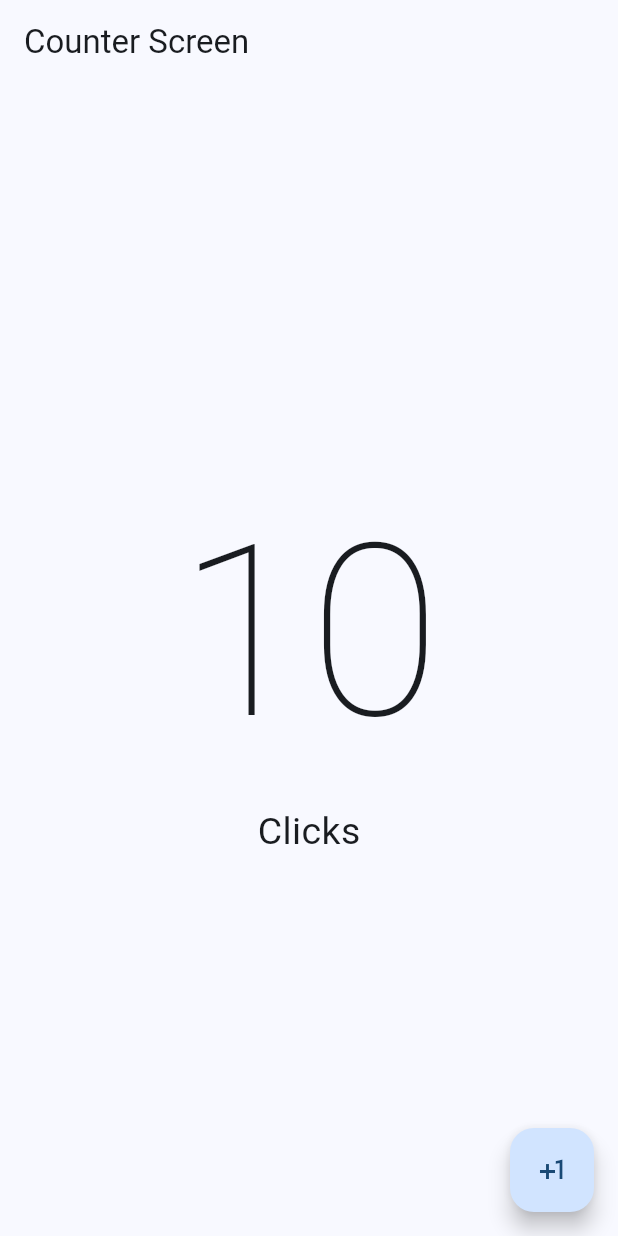
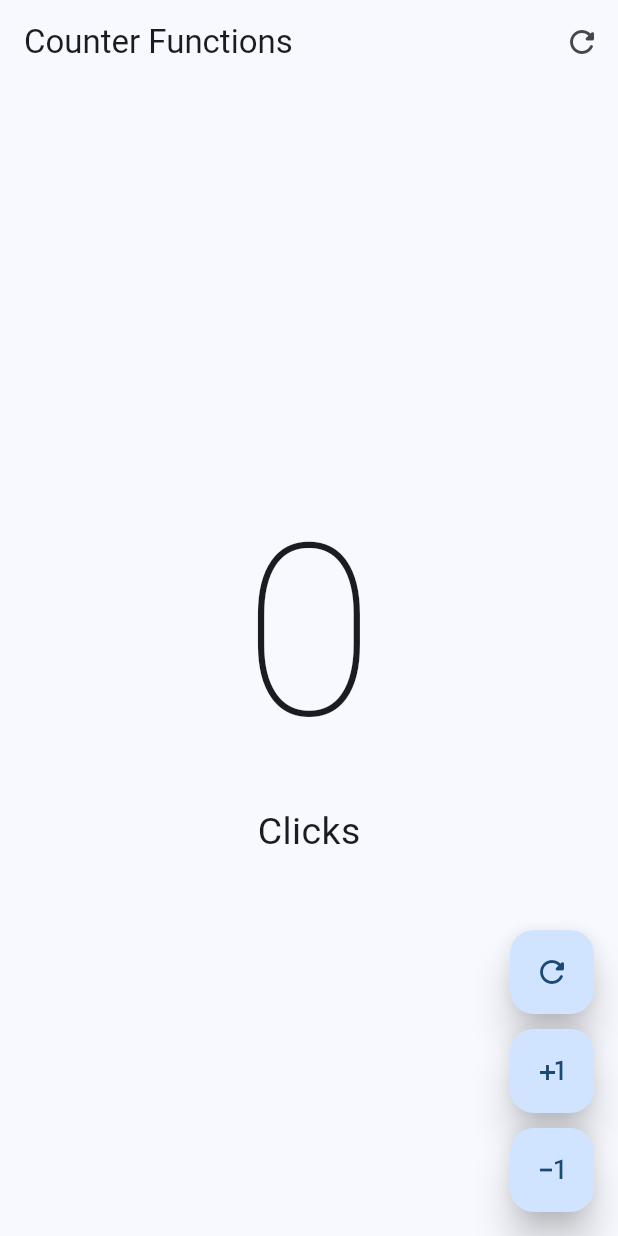
Before and after one commit to JuanDezMo/CounterApp, a Flutter app: the screen it shows after launch, on a phone screen of 412 x 824 dp. Run offline on Flutter 3.47's test engine with Material 2 defaults, Android fonts, the phone set to English and light mode, and no system bars.

Commit message:
Implementacion del contador de clicks.

```diff
--- a/lib/main.dart
+++ b/lib/main.dart
@@ -1,6 +1,6 @@
 import 'package:flutter/material.dart';
 
-import 'presentacion/screens/counter/counter_screen.dart';
+import 'presentacion/screens/counter/counter_functions_screen.dart';
 
 void main() {
   runApp(const MyApp());
@@ -18,7 +18,7 @@ class MyApp extends StatelessWidget {
         useMaterial3: true,
         colorSchemeSeed: Colors.blue
       ),
-      home: const CounterScreen()
+      home: const CounterFunctionsScreen()
     );
   }
 }
--- /dev/null
+++ b/lib/presentacion/screens/counter/counter_functions_screen.dart
@@ -0,0 +1,92 @@
+import 'package:flutter/material.dart';
+
+class CounterFunctionsScreen extends StatefulWidget {
+  const CounterFunctionsScreen({super.key});
+
+  @override
+  State<CounterFunctionsScreen> createState() => _CounterFunctionsScreenState();
+}
+
+class _CounterFunctionsScreenState extends State<CounterFunctionsScreen> {
+  int clickCounter = 0;
+
+  @override
+  Widget build(BuildContext context) {
+    return Scaffold(
+        appBar: AppBar(
+          title: const Text('Counter Functions'),
+          actions: [
+            IconButton(
+                onPressed: () {
+                  setState(() {
+                    clickCounter = 0;
+                  });
+                },
+                icon: const Icon(Icons.refresh_rounded))
+          ],
+        ),
+        body: Center(
+            child: Column(
+          mainAxisAlignment: MainAxisAlignment.center,
+          children: [
+            Text(clickCounter.toString(),
+                style: const TextStyle(
+                    fontSize: 160, fontWeight: FontWeight.w100)),
+            Text(validateClickMessage(clickCounter),
+                style: const TextStyle(fontSize: 25))
+          ],
+        )),
+        floatingActionButton: Column(
+          mainAxisAlignment: MainAxisAlignment.end,
+          children: [
+            CustomButton(
+              icon: Icons.refresh_rounded,
+              onPressed: () {
+                clickCounter = 0;
+                setState(() {});
+              },
+            ),
+            const SizedBox(height: 10),
+            CustomButton(
+                icon: Icons.plus_one,
+                onPressed: () {
+                  clickCounter++;
+                  setState(() {});
+                }),
+            const SizedBox(height: 10),
+            CustomButton(
+                icon: Icons.exposure_minus_1_outlined,
+                onPressed: () {
+                  if (clickCounter == 0) return;
+                  clickCounter--;
+                  setState(() {});
+                })
+          ],
+        ));
+  }
+}
+
+class CustomButton extends StatelessWidget {
+  final IconData icon;
+  final VoidCallback? onPressed;
+
+  const CustomButton(
+      //this.icon,
+      {super.key,
+      required this.icon,
+      this.onPressed});
+
+  @override
+  Widget build(BuildContext context) {
+    return FloatingActionButton(
+      //shape: const StadiumBorder(),
+      enableFeedback: true,
+      elevation: 10,
+      onPressed: onPressed,
+      child: Icon(icon),
+
+    );
+  }
+}
+
+String validateClickMessage(count) => count != 1 ? 'Clicks' : 'Click';
--- a/lib/presentacion/screens/counter/counter_screen.dart
+++ b/lib/presentacion/screens/counter/counter_screen.dart
@@ -1,8 +1,6 @@
 import 'package:flutter/material.dart';
 
 class CounterScreen extends StatefulWidget {
-
-
   const CounterScreen({super.key});
 
   @override
@@ -10,26 +8,34 @@ class CounterScreen extends StatefulWidget {
 }
 
 class _CounterScreenState extends State<CounterScreen> {
+  int clickCounter = 0;
+
   @override
   Widget build(BuildContext context) {
     return Scaffold(
       appBar: AppBar(
         title: const Text('Counter Screen'),
       ),
-      body: const Center(
+      body: Center(
           child: Column(
         mainAxisAlignment: MainAxisAlignment.center,
         children: [
-          Text('10',
-              style: TextStyle(fontSize: 160, fontWeight: FontWeight.w100)),
-          Text('Clicks', style: TextStyle(fontSize: 25))
+          Text(clickCounter.toString(),
+              style:
+                  const TextStyle(fontSize: 160, fontWeight: FontWeight.w100)),
+          Text(validateClickMessage(clickCounter), style: const TextStyle(fontSize: 25))
         ],
       )),
       floatingActionButton: FloatingActionButton(
         // ignore: avoid_print
-        onPressed: () => print('Click'),
+        onPressed: () {
+          clickCounter++;
+          setState(() {});
+        },
         child: const Icon(Icons.plus_one),
       ),
     );
   }
 }
+
+String validateClickMessage(count) => count != 1 ? 'Clicks' : 'Click';
```
